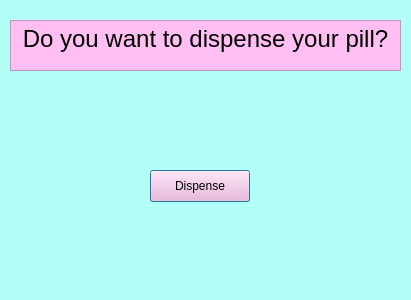
This is Dispensepage.ui in ban2224/capstone_motor as Qt 5 draws it before an edit. The edited form follows.
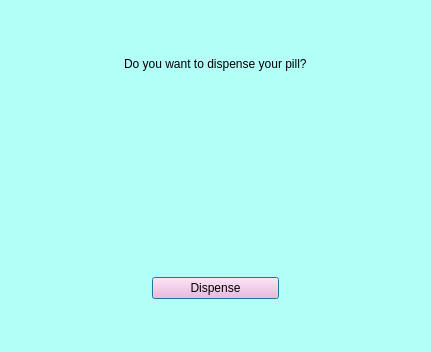
This is the edited form.

```diff
--- a/Dispensepage.ui
+++ b/Dispensepage.ui
@@ -6,8 +6,8 @@
    <rect>
     <x>0</x>
     <y>0</y>
-    <width>411</width>
-    <height>300</height>
+    <width>431</width>
+    <height>352</height>
    </rect>
   </property>
   <property name="windowTitle">
@@ -17,48 +17,65 @@
    <string notr="true">
 background-color: rgb(178, 255, 248)</string>
   </property>
-  <widget class="QPushButton" name="pushButton">
-   <property name="geometry">
-    <rect>
-     <x>150</x>
-     <y>170</y>
-     <width>100</width>
-     <height>32</height>
-    </rect>
-   </property>
-   <property name="styleSheet">
-    <string notr="true">
+  <layout class="QVBoxLayout" name="verticalLayout">
+   <item>
+    <widget class="QWidget" name="widget" native="true">
+     <layout class="QVBoxLayout" name="verticalLayout_2">
+      <item>
+       <widget class="QWidget" name="widget_6" native="true"/>
+      </item>
+      <item>
+       <widget class="QWidget" name="widget_8" native="true">
+        <layout class="QHBoxLayout" name="horizontalLayout_2">
+         <item>
+          <widget class="QWidget" name="widget_9" native="true"/>
+         </item>
+         <item>
+          <widget class="QLabel" name="label">
+           <property name="text">
+            <string>Do you want to dispense your pill?</string>
+           </property>
+          </widget>
+         </item>
+         <item>
+          <widget class="QWidget" name="widget_10" native="true"/>
+         </item>
+        </layout>
+       </widget>
+      </item>
+      <item>
+       <widget class="QWidget" name="widget_7" native="true"/>
+      </item>
+     </layout>
+    </widget>
+   </item>
+   <item>
+    <widget class="QWidget" name="widget_2" native="true"/>
+   </item>
+   <item>
+    <widget class="QWidget" name="widget_3" native="true">
+     <layout class="QHBoxLayout" name="horizontalLayout">
+      <item>
+       <widget class="QWidget" name="widget_4" native="true"/>
+      </item>
+      <item>
+       <widget class="QPushButton" name="pushButton">
+        <property name="styleSheet">
+         <string notr="true">
 background-color:rgb(255, 173, 215)</string>
-   </property>
-   <property name="text">
-    <string>Dispense</string>
-   </property>
-  </widget>
-  <widget class="QTextEdit" name="textEdit">
-   <property name="geometry">
-    <rect>
-     <x>10</x>
-     <y>20</y>
-     <width>391</width>
-     <height>51</height>
-    </rect>
-   </property>
-   <property name="font">
-    <font>
-     <pointsize>10</pointsize>
-    </font>
-   </property>
-   <property name="styleSheet">
-    <string notr="true">background-color: rgb(255, 191, 242);</string>
-   </property>
-   <property name="html">
-    <string>&lt;!DOCTYPE HTML PUBLIC &quot;-//W3C//DTD HTML 4.0//EN&quot; &quot;http://www.w3.org/TR/REC-html40/strict.dtd&quot;&gt;
-&lt;html&gt;&lt;head&gt;&lt;meta name=&quot;qrichtext&quot; content=&quot;1&quot; /&gt;&lt;meta charset=&quot;utf-8&quot; /&gt;&lt;style type=&quot;text/css&quot;&gt;
-p, li { white-space: pre-wrap; }
-&lt;/style&gt;&lt;/head&gt;&lt;body style=&quot; font-family:'.AppleSystemUIFont'; font-size:10pt; font-weight:400; font-style:normal;&quot;&gt;
-&lt;p align=&quot;center&quot; style=&quot; margin-top:12px; margin-bottom:12px; margin-left:0px; margin-right:0px; -qt-block-indent:0; text-indent:0px;&quot;&gt;&lt;span style=&quot; font-size:18pt; color:#010000;&quot;&gt;Do you want to dispense your pill?&lt;/span&gt;&lt;/p&gt;&lt;/body&gt;&lt;/html&gt;</string>
-   </property>
-  </widget>
+        </property>
+        <property name="text">
+         <string>Dispense</string>
+        </property>
+       </widget>
+      </item>
+      <item>
+       <widget class="QWidget" name="widget_5" native="true"/>
+      </item>
+     </layout>
+    </widget>
+   </item>
+  </layout>
  </widget>
  <resources/>
  <connections/>
```
